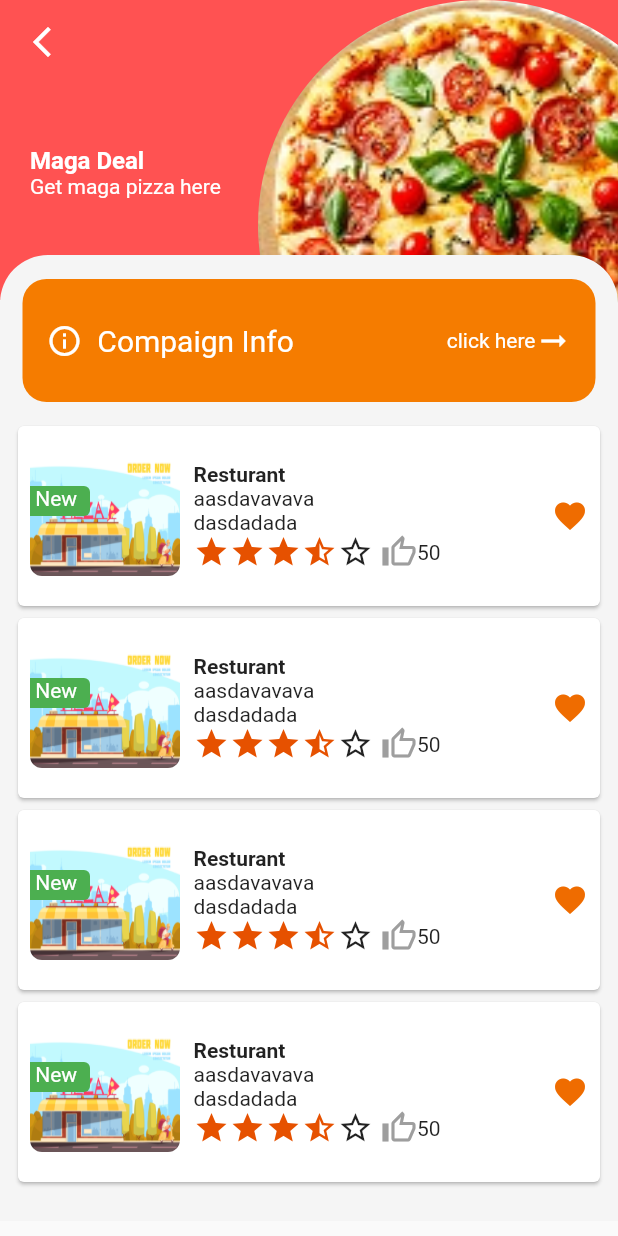
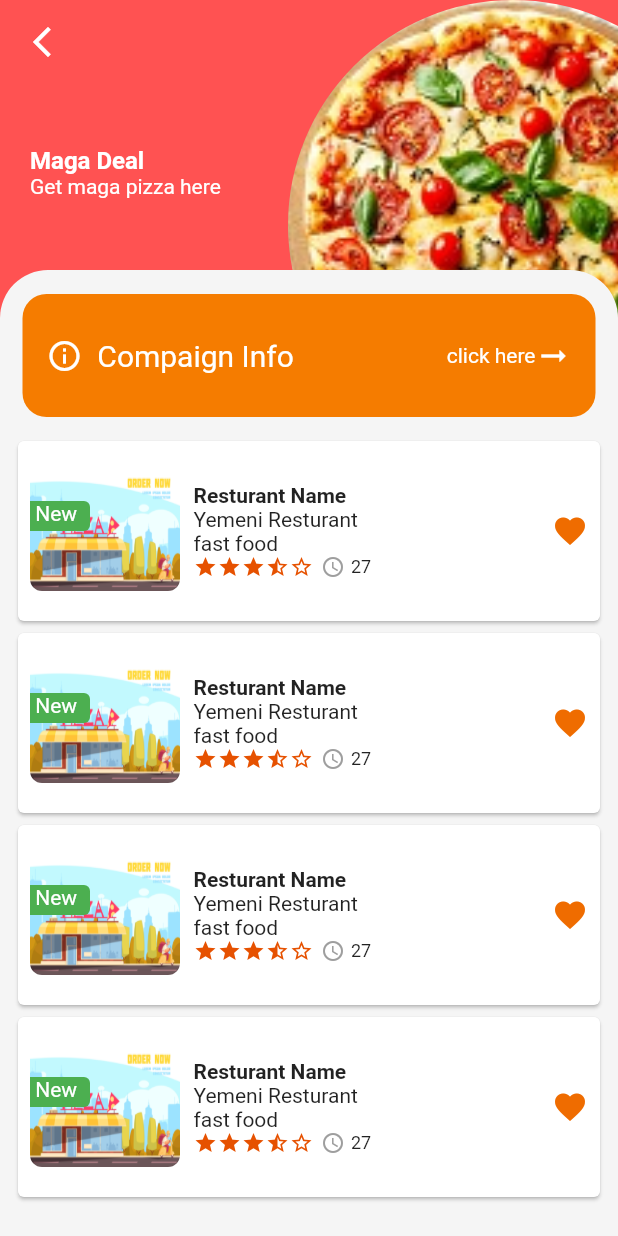
Before and after one commit to AhmedBajandouh2105/Exam_App, a Flutter app: the screen it shows after launch, on a phone screen of 412 x 824 dp. Run offline on Flutter 3.47's test engine with Material 3 defaults, Android fonts, the phone set to English and light mode, and no system bars.

Commit message:
Finish First Screen

```diff
--- a/lib/firstScreen.dart
+++ b/lib/firstScreen.dart
@@ -15,11 +15,11 @@ class FirstScreen extends StatelessWidget {
               children: [
                 Container(
                   color: Colors.redAccent,
-                  height: 200,
+                  height: 250,
                   width: MediaQuery.of(context).size.width,
                 ),
                 Positioned(
-                  right: -60,
+                  right: -80,
                   child: Container(
                     height: 300,
                     width: 300,
@@ -59,7 +59,7 @@ class FirstScreen extends StatelessWidget {
             ),
           ),
           Positioned(
-            top: 170,
+            top: 180,
             child: Container(
               padding: EdgeInsets.all(8),
               height: MediaQuery.of(context).size.height - 180,
@@ -73,24 +73,36 @@ class FirstScreen extends StatelessWidget {
                 children: [
                   Container(
                     padding: EdgeInsets.all(16),
-                    margin: EdgeInsets.only(top: 8,bottom: 12),
+                    margin: EdgeInsets.only(top: 8, bottom: 12),
                     decoration: BoxDecoration(
                         color: Colors.orange[700],
-                      borderRadius: BorderRadius.circular(16)
-                    ),
+                        borderRadius: BorderRadius.circular(16)),
                     child: SizedBox(
                         height: 50,
                         width: 350,
                         child: Row(
                           mainAxisAlignment: MainAxisAlignment.spaceBetween,
                           children: [
-                        Icon(Icons.info_outline,color: Colors.white,),
-                        Text("  Compaign Info",style: TextStyle(fontSize: 20,color: Colors.white),),
+                            Icon(
+                              Icons.info_outline,
+                              color: Colors.white,
+                            ),
+                            Text(
+                              "  Compaign Info",
+                              style:
+                                  TextStyle(fontSize: 20, color: Colors.white),
+                            ),
                             Spacer(),
-                        Text("click here",style: TextStyle(color: Colors.white),),
-                        Icon(Icons.arrow_right_alt,color: Colors.white,)
-                      ],)
+                            Text(
+                              "click here",
+                              style: TextStyle(color: Colors.white),
                             ),
+                            Icon(
+                              Icons.arrow_right_alt,
+                              color: Colors.white,
+                            )
+                          ],
+                        )),
                   ),
                   SizedBox(
                     height: 514,
@@ -148,36 +160,39 @@ class FirstScreen extends StatelessWidget {
                                           MainAxisAlignment.center,
                                       children: [
                                         Text(
-                                          "Resturant",
+                                          "Resturant Name",
                                           style: TextStyle(
                                               fontWeight: FontWeight.bold),
                                         ),
-                                        Text("aasdavavava\ndasdadada"),
+                                        Text("Yemeni Resturant\nfast food"),
                                         Row(
                                           children: [
                                             Icon(
                                               Icons.star,
-                                              color: Colors.orange[900],
+                                              color: Colors.orange[900],size: 16
                                             ),
                                             Icon(
                                               Icons.star,
-                                              color: Colors.orange[900],
+                                              color: Colors.orange[900],size: 16
                                             ),
                                             Icon(
                                               Icons.star,
-                                              color: Colors.orange[900],
+                                              color: Colors.orange[900],size: 16
                                             ),
                                             Icon(
                                               Icons.star_half,
-                                              color: Colors.orange[900],
+                                              color: Colors.orange[900],size: 16
                                             ),
-                                            Icon(Icons.star_outline),
-                                            SizedBox(width: 5,),
+                                            Icon(Icons.star_outline,color: Colors.orange[900],size: 16),
+                                            SizedBox(
+                                              width: 5,
+                                            ),
                                             Icon(
-                                              Icons.thumb_up_alt_outlined,
-                                              color: Colors.grey,
+                                              Icons.access_time,
+                                              color: Colors.grey,size: 16
                                             ),
-                                            Text("50")
+                                            SizedBox(width: 4,),
+                                            Text("27",style: TextStyle(fontSize: 12),)
                                           ],
                                         )
                                       ],
```
Lines whose indentation alone changed are shown as unchanged.
